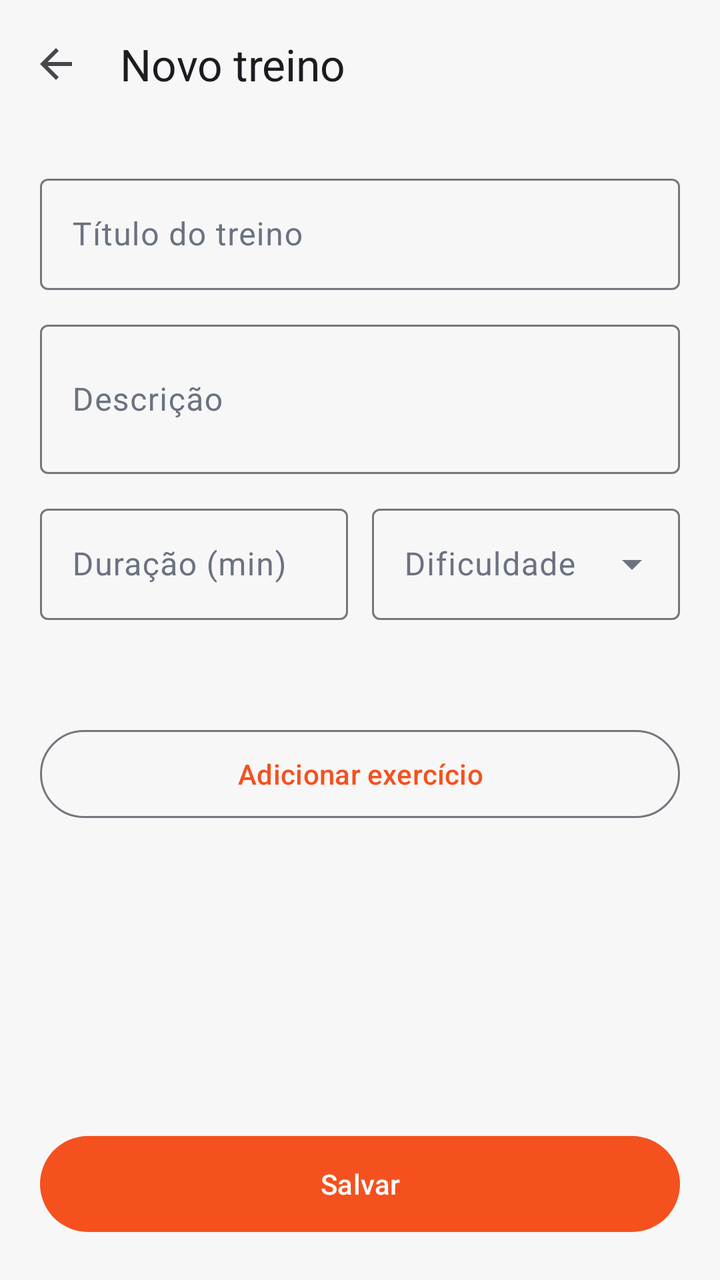
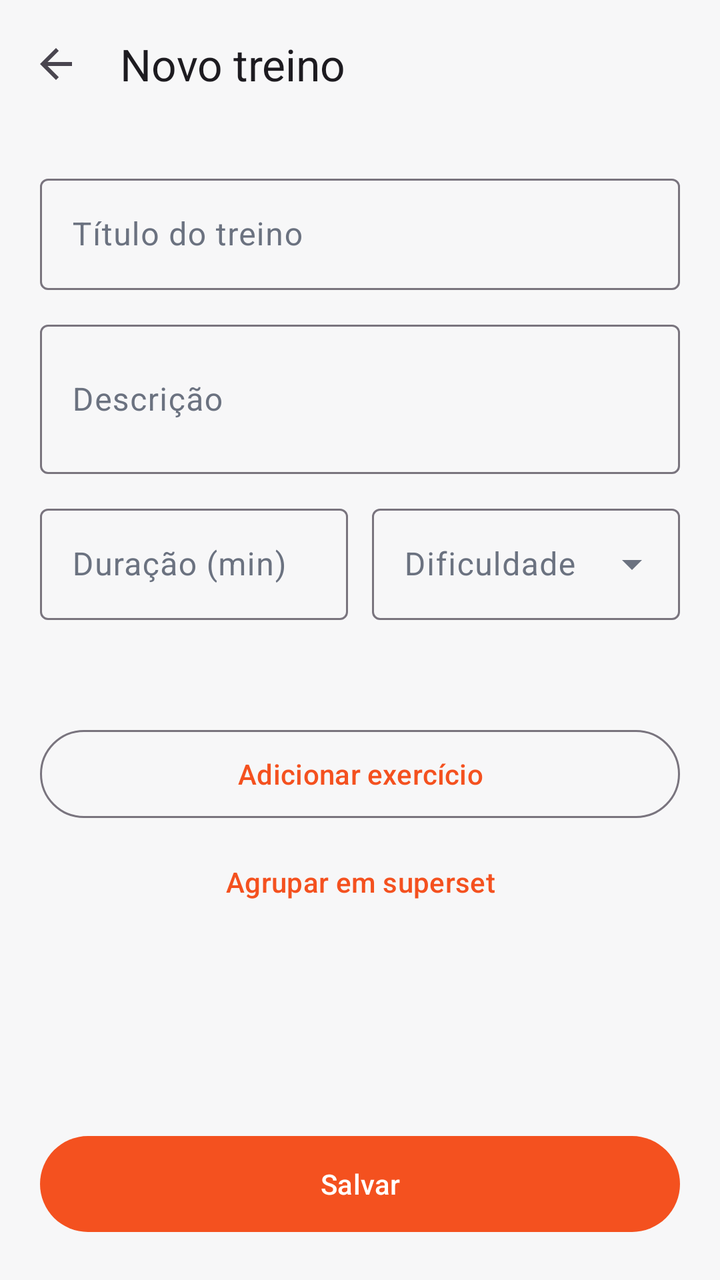

Compare the two renders of this Android layout. The source of the first and the diff that turns it into the second are given below.
<!-- AndroidManifest.xml: application theme Theme.StrongApp -->
<!-- res/layout/activity_create_workout.xml -->
<?xml version="1.0" encoding="utf-8"?>
<androidx.constraintlayout.widget.ConstraintLayout xmlns:android="http://schemas.android.com/apk/res/android"
    xmlns:app="http://schemas.android.com/apk/res-auto"
    android:layout_width="match_parent"
    android:layout_height="match_parent">

    <com.google.android.material.appbar.MaterialToolbar
        android:id="@+id/toolbar"
        android:layout_width="0dp"
        android:layout_height="?attr/actionBarSize"
        app:navigationIcon="?attr/homeAsUpIndicator"
        app:title="@string/new_workout"
        app:layout_constraintTop_toTopOf="parent"
        app:layout_constraintStart_toStartOf="parent"
        app:layout_constraintEnd_toEndOf="parent" />

    <ScrollView
        android:layout_width="0dp"
        android:layout_height="0dp"
        app:layout_constraintTop_toBottomOf="@id/toolbar"
        app:layout_constraintStart_toStartOf="parent"
        app:layout_constraintEnd_toEndOf="parent"
        app:layout_constraintBottom_toTopOf="@id/saveButton">

        <LinearLayout
            android:layout_width="match_parent"
            android:layout_height="wrap_content"
            android:orientation="vertical"
            android:padding="20dp">

            <com.google.android.material.textfield.TextInputLayout
                style="@style/Widget.Material3.TextInputLayout.OutlinedBox"
                android:layout_width="match_parent"
                android:layout_height="wrap_content"
                android:hint="@string/workout_title">

                <com.google.android.material.textfield.TextInputEditText
                    android:id="@+id/titleInput"
                    android:layout_width="match_parent"
                    android:layout_height="wrap_content"
                    android:inputType="textCapSentences" />
            </com.google.android.material.textfield.TextInputLayout>

            <com.google.android.material.textfield.TextInputLayout
                style="@style/Widget.Material3.TextInputLayout.OutlinedBox"
                android:layout_width="match_parent"
                android:layout_height="wrap_content"
                android:layout_marginTop="12dp"
                android:hint="@string/workout_description">

                <com.google.android.material.textfield.TextInputEditText
                    android:id="@+id/descriptionInput"
                    android:layout_width="match_parent"
                    android:layout_height="wrap_content"
                    android:inputType="textMultiLine|textCapSentences"
                    android:minLines="2" />
            </com.google.android.material.textfield.TextInputLayout>

            <LinearLayout
                android:layout_width="match_parent"
                android:layout_height="wrap_content"
                android:layout_marginTop="12dp"
                android:orientation="horizontal"
                android:baselineAligned="false">

                <com.google.android.material.textfield.TextInputLayout
                    style="@style/Widget.Material3.TextInputLayout.OutlinedBox"
                    android:layout_width="0dp"
                    android:layout_height="wrap_content"
                    android:layout_weight="1"
                    android:layout_marginEnd="6dp"
                    android:hint="@string/workout_duration">

                    <com.google.android.material.textfield.TextInputEditText
                        android:id="@+id/durationInput"
                        android:layout_width="match_parent"
                        android:layout_height="wrap_content"
                        android:inputType="number" />
                </com.google.android.material.textfield.TextInputLayout>

                <com.google.android.material.textfield.TextInputLayout
                    style="@style/Widget.Material3.TextInputLayout.OutlinedBox.ExposedDropdownMenu"
                    android:layout_width="0dp"
                    android:layout_height="wrap_content"
                    android:layout_weight="1"
                    android:layout_marginStart="6dp"
                    android:hint="@string/workout_difficulty">

                    <com.google.android.material.textfield.MaterialAutoCompleteTextView
                        android:id="@+id/difficultyInput"
                        android:layout_width="match_parent"
                        android:layout_height="wrap_content"
                        android:inputType="none" />
                </com.google.android.material.textfield.TextInputLayout>
            </LinearLayout>

            <TextView
                android:id="@+id/pickedLabel"
                android:layout_width="match_parent"
                android:layout_height="wrap_content"
                android:layout_marginTop="24dp"
                android:textAppearance="?attr/textAppearanceTitleSmall" />

            <com.google.android.material.button.MaterialButton
                android:id="@+id/addExerciseButton"
                style="@style/Widget.Material3.Button.OutlinedButton"
                android:layout_width="match_parent"
                android:layout_height="52dp"
                android:layout_marginTop="8dp"
                android:text="@string/add_exercise" />

            <androidx.recyclerview.widget.RecyclerView
                android:id="@+id/pickedList"
                android:layout_width="match_parent"
                android:layout_height="wrap_content"
                android:nestedScrollingEnabled="false" />
        </LinearLayout>
    </ScrollView>

    <com.google.android.material.button.MaterialButton
        android:id="@+id/saveButton"
        android:layout_width="0dp"
        android:layout_height="56dp"
        android:layout_margin="20dp"
        android:text="@string/save"
        app:layout_constraintStart_toStartOf="parent"
        app:layout_constraintEnd_toEndOf="parent"
        app:layout_constraintBottom_toBottomOf="parent" />
</androidx.constraintlayout.widget.ConstraintLayout>
<!-- resources referenced by this layout -->
<resources>
  <string name="add_exercise">Adicionar exercício</string>
  <string name="new_workout">Novo treino</string>
  <string name="save">Salvar</string>
  <string name="workout_description">Descrição</string>
  <string name="workout_difficulty">Dificuldade</string>
  <string name="workout_duration">Duração (min)</string>
  <string name="workout_title">Título do treino</string>
  <style name="Theme.StrongApp" parent="Base.Theme.StrongApp" />
  <style name="Base.Theme.StrongApp" parent="Theme.Material3.DayNight.NoActionBar">
          <item name="colorPrimary">@color/brand_primary</item>
          <item name="colorOnPrimary">@color/brand_on_primary</item>
          <item name="colorPrimaryContainer">@color/brand_primary</item>
          <item name="colorOnPrimaryContainer">@color/brand_on_primary</item>
          <item name="colorSecondary">@color/brand_primary_dark</item>
          <item name="android:colorBackground">@color/background_light</item>
          <item name="colorSurface">@color/surface_light</item>
          <item name="colorOnSurface">@color/text_light</item>
          <item name="colorOnSurfaceVariant">@color/muted_light</item>
      </style>
  <color name="brand_primary">#F4511F</color>
  <color name="brand_on_primary">#FFFFFF</color>
  <color name="brand_primary_dark">#C63F14</color>
  <color name="background_light">#F7F7F8</color>
  <color name="surface_light">#FFFFFF</color>
  <color name="text_light">#020817</color>
  <color name="muted_light">#6B7280</color>
</resources>

<!-- the commit's change to res/layout/activity_create_workout.xml (unified diff, before → after) -->
@@ -109,6 +109,14 @@
                 android:layout_marginTop="8dp"
                 android:text="@string/add_exercise" />
 
+            <com.google.android.material.button.MaterialButton
+                android:id="@+id/supersetButton"
+                style="@style/Widget.Material3.Button.TextButton"
+                android:layout_width="match_parent"
+                android:layout_height="48dp"
+                android:layout_marginTop="4dp"
+                android:text="@string/superset_action" />
+
             <androidx.recyclerview.widget.RecyclerView
                 android:id="@+id/pickedList"
                 android:layout_width="match_parent"
<!-- resource entries referenced after the edit -->
@@ -3,6 +3,7 @@
   <string name="add_exercise">Adicionar exercício</string>
   <string name="new_workout">Novo treino</string>
   <string name="save">Salvar</string>
+  <string name="superset_action">Agrupar em superset</string>
   <string name="workout_description">Descrição</string>
   <string name="workout_difficulty">Dificuldade</string>
   <string name="workout_duration">Duração (min)</string>
